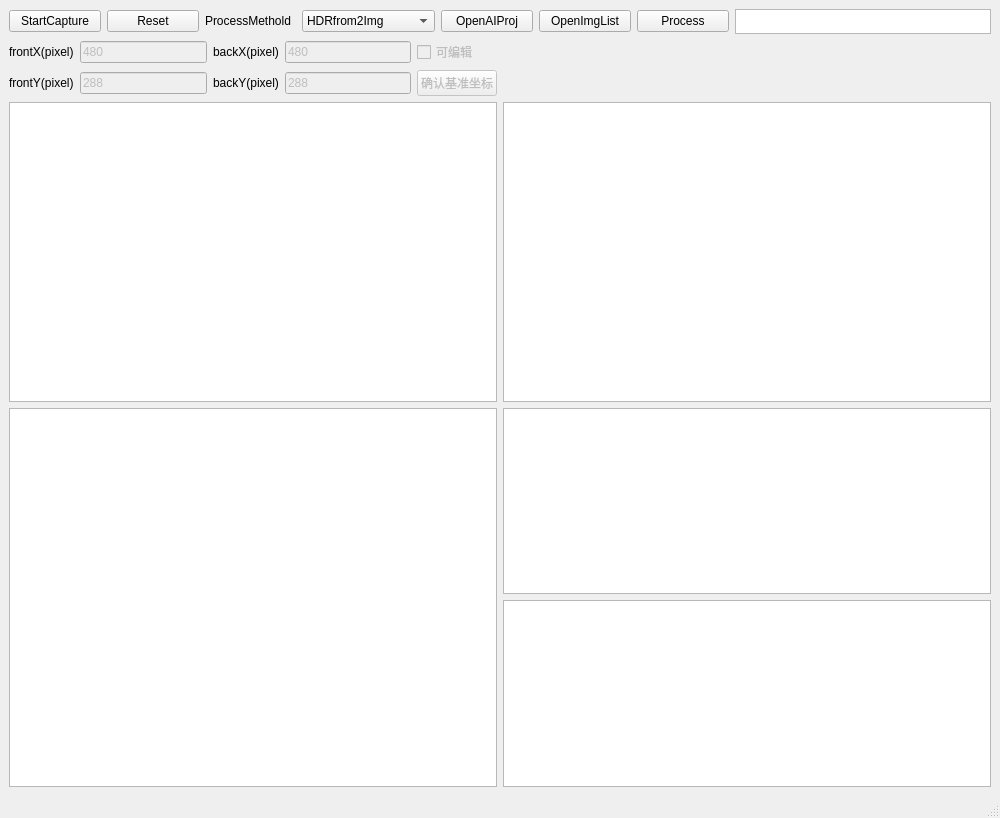
InnosSomtaaw/RK3588_camTest, file mainwindow.ui: the form before one commit.
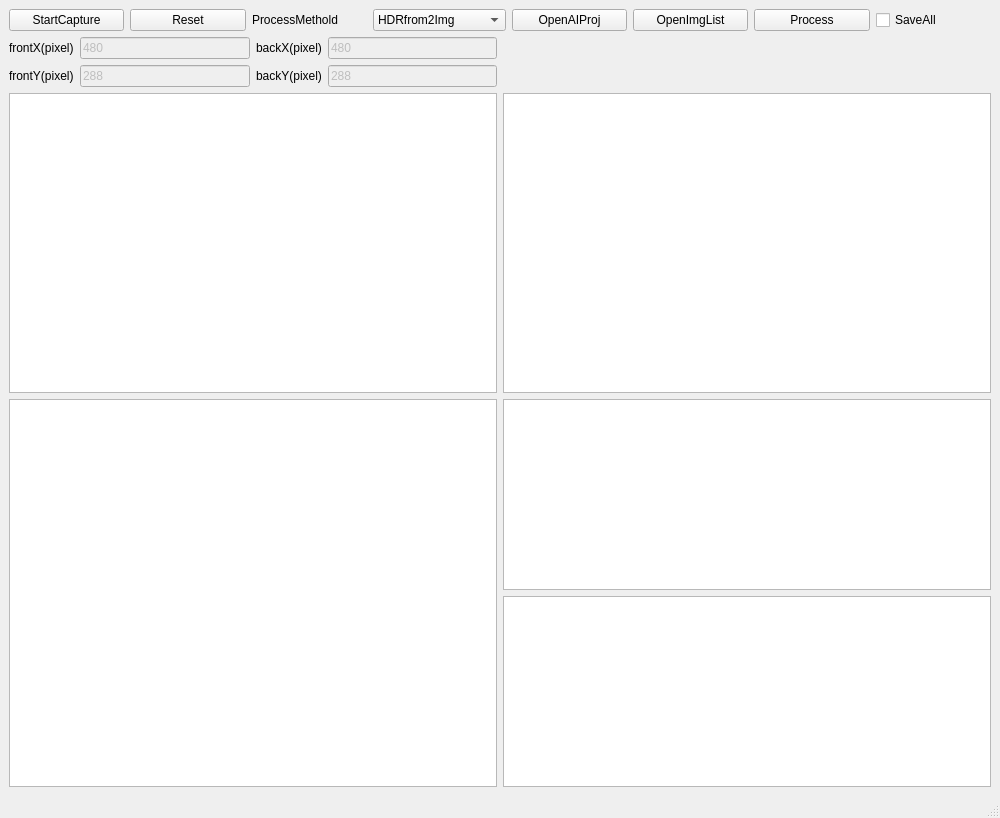
The form after the commit. Custom widgets are drawn as their Qt base class.

Diff of the .ui file:
```diff
--- a/mainwindow.ui
+++ b/mainwindow.ui
@@ -126,24 +126,9 @@
        </widget>
       </item>
       <item>
-       <widget class="QTextEdit" name="textSavingCount">
-        <property name="sizePolicy">
-         <sizepolicy hsizetype="Minimum" vsizetype="Fixed">
-          <horstretch>0</horstretch>
-          <verstretch>0</verstretch>
-         </sizepolicy>
-        </property>
-        <property name="maximumSize">
-         <size>
-          <width>16777215</width>
-          <height>25</height>
-         </size>
-        </property>
-        <property name="autoFillBackground">
-         <bool>false</bool>
-        </property>
-        <property name="verticalScrollBarPolicy">
-         <enum>Qt::ScrollBarAlwaysOff</enum>
+       <widget class="QCheckBox" name="checkBoxSaving">
+        <property name="text">
+         <string>SaveAll</string>
         </property>
        </widget>
       </item>
@@ -185,22 +170,6 @@
         </property>
        </widget>
       </item>
-      <item row="0" column="4">
-       <widget class="QCheckBox" name="editCheckBox">
-        <property name="enabled">
-         <bool>false</bool>
-        </property>
-        <property name="text">
-         <string>可编辑</string>
-        </property>
-        <property name="checkable">
-         <bool>true</bool>
-        </property>
-        <property name="checked">
-         <bool>false</bool>
-        </property>
-       </widget>
-      </item>
       <item row="1" column="0">
        <widget class="QLabel" name="label_2">
         <property name="text">
@@ -235,16 +204,6 @@
         </property>
        </widget>
       </item>
-      <item row="1" column="4">
-       <widget class="QPushButton" name="submitBtn">
-        <property name="enabled">
-         <bool>false</bool>
-        </property>
-        <property name="text">
-         <string>确认基准坐标</string>
-        </property>
-       </widget>
-      </item>
      </layout>
     </item>
     <item row="1" column="1">
```
Left out of the diff: 48 changed lines with no effect on the pictures.
